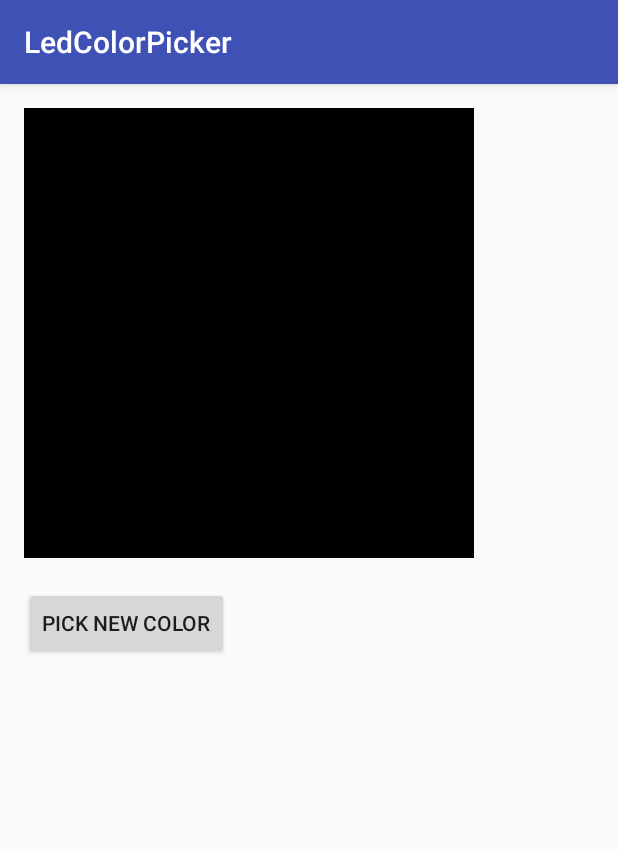
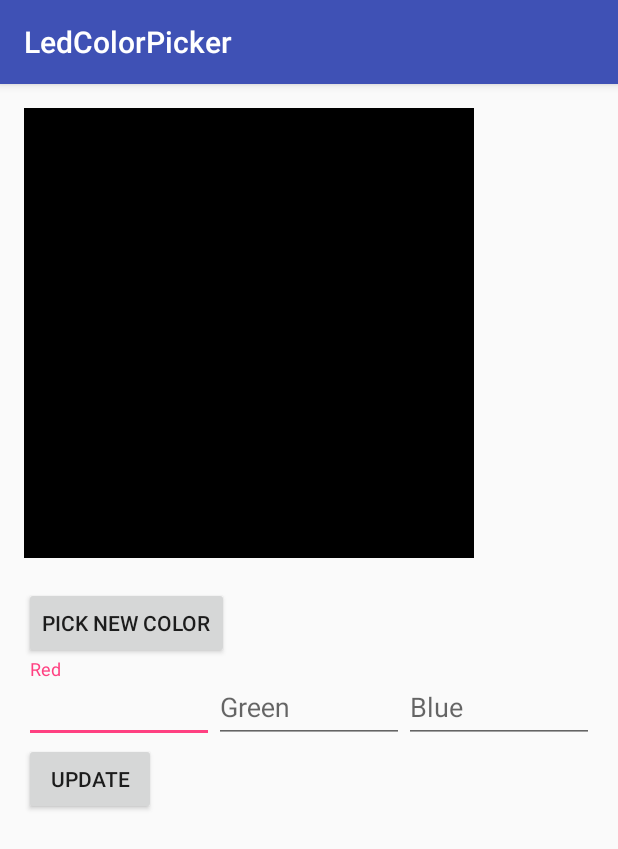
Before and after one commit to SomethingExplosiveApps/LedColorPicker, an Android app: the screen it shows after launch (LedColorPickerActivity), on a phone screen of 412 x 824 dp. Shown: the top 849 px of the screen. Run offline under Robolectric (Android 15) with nearby library versions, the phone set to English and light mode, and no system bars; libraries missing offline, so code that uses them is left out: com.pavelsikun.vintagechroma; 2 statements that could not run were skipped.

Commit message:
Adding edit texts to manually change RGB values.

```diff
--- a/mobile/build.gradle
+++ b/mobile/build.gradle
@@ -34,6 +34,7 @@ dependencies {
     compile fileTree(dir: 'libs', include: ['*.jar'])
     testCompile 'junit:junit:4.12'
     compile 'com.android.support:appcompat-v7:25.1.0'
+    compile 'com.android.support:design:25.1.0'
     compile 'com.pavelsikun:vintage-chroma:1.5'
     compile project(':shared')
 }
--- a/mobile/src/main/java/com/somexapps/ledcolorpicker/LedColorPickerActivity.java
+++ b/mobile/src/main/java/com/somexapps/ledcolorpicker/LedColorPickerActivity.java
@@ -2,9 +2,11 @@ package com.somexapps.ledcolorpicker;
 
 import android.content.Context;
 import android.content.SharedPreferences;
+import android.graphics.Color;
+import android.os.Bundle;
+import android.support.design.widget.TextInputEditText;
 import android.support.v7.app.AlertDialog;
 import android.support.v7.app.AppCompatActivity;
-import android.os.Bundle;
 import android.view.View;
 import android.widget.Button;
 import android.widget.TextView;
@@ -34,6 +36,11 @@ public class LedColorPickerActivity extends AppCompatActivity {
     private SolidColorApiService colorApiService;
     private AlertDialog errorUpdatingColorDialog;
 
+    private TextInputEditText redColorEditText;
+    private TextInputEditText greenColorEditText;
+    private TextInputEditText blueColorEditText;
+    private Button updateButton;
+
     @Override
     protected void onCreate(Bundle savedInstanceState) {
         super.onCreate(savedInstanceState);
@@ -57,8 +64,13 @@ public class LedColorPickerActivity extends AppCompatActivity {
         // Grab views and set click listeners
         currentColorTextView =
                 (TextView) findViewById(R.id.activity_led_color_picker_current_color_text);
-        Button updateColorButton =
+        Button pickNewColorButton =
                 (Button) findViewById(R.id.activity_led_color_picker_new_color_button);
+
+        redColorEditText = (TextInputEditText) findViewById(R.id.red_color_value_et);
+        greenColorEditText = (TextInputEditText) findViewById(R.id.green_color_value_et);
+        blueColorEditText = (TextInputEditText) findViewById(R.id.blue_color_value_et);
+        updateButton = (Button) findViewById(R.id.update_button_bt);
 
         preferences = getPreferences(Context.MODE_PRIVATE);
 
@@ -74,8 +86,17 @@ public class LedColorPickerActivity extends AppCompatActivity {
         // Update color on the tv
         sendColorToService(currentColor);
 
+        updateButton.setOnClickListener(view -> {
+            String hexFromRgb = ColorParser.rgbToHex(
+                    Integer.valueOf(redColorEditText.getText().toString()),
+                    Integer.valueOf(greenColorEditText.getText().toString()),
+                    Integer.valueOf(blueColorEditText.getText().toString())
+            );
+            sendColorToService(Color.parseColor(hexFromRgb));
+        });
+
         // Set up button click
-        updateColorButton.setOnClickListener(view -> new ChromaDialog.Builder()
+        pickNewColorButton.setOnClickListener(view -> new ChromaDialog.Builder()
                 .initialColor(currentColor)
                 .colorMode(ColorMode.RGB) // RGB, ARGB, HVS, CMYK, CMYK255, HSL
                 .indicatorMode(IndicatorMode.DECIMAL) //HEX or DECIMAL; Note that (HSV || HSL || CMYK) && IndicatorMode.HEX is a bad idea
@@ -103,7 +124,7 @@ public class LedColorPickerActivity extends AppCompatActivity {
                         public void onResponse(Call<JsonObject> call, Response<JsonObject> response) {
                             // do nothing
                             if (response.isSuccessful()) {
-                                updateColorUi(newColor, hexString);
+                                updateColorUi(newColor, hexString, rgbArray);
                             } else {
                                 errorUpdatingColorDialog.show();
                             }
@@ -117,7 +138,7 @@ public class LedColorPickerActivity extends AppCompatActivity {
         }
     }
 
-    private void updateColorUi(int newColor, String hexString) {
+    private void updateColorUi(int newColor, String hexString, int[] rgbArray) {
         // Update color
         currentColor = newColor;
 
@@ -129,6 +150,10 @@ public class LedColorPickerActivity extends AppCompatActivity {
                 )
         );
 
+        redColorEditText.setText(String.valueOf(rgbArray[0]));
+        greenColorEditText.setText(String.valueOf(rgbArray[1]));
+        blueColorEditText.setText(String.valueOf(rgbArray[2]));
+
         // Update color view
         currentColorView.setBackgroundColor(currentColor);
 
--- a/mobile/src/main/java/com/somexapps/ledcolorpicker/utils/ColorParser.java
+++ b/mobile/src/main/java/com/somexapps/ledcolorpicker/utils/ColorParser.java
@@ -35,4 +35,8 @@ public class ColorParser {
             return null;
         }
     }
+
+    public static String rgbToHex(int red, int green, int blue) {
+        return String.format("#%02x%02x%02x", red, green, blue);
+    }
 }
--- a/mobile/src/main/res/layout/activity_led_color_picker.xml
+++ b/mobile/src/main/res/layout/activity_led_color_picker.xml
@@ -28,4 +28,59 @@
         android:layout_height="wrap_content"
         android:text="@string/pick_new_color_button_text"/>
 
+    <LinearLayout
+        android:layout_width="match_parent"
+        android:layout_height="wrap_content"
+        android:orientation="horizontal"
+        android:weightSum="3"
+        android:baselineAligned="false">
+
+        <android.support.design.widget.TextInputLayout
+            android:layout_width="0dp"
+            android:layout_height="wrap_content"
+            android:layout_weight="1">
+
+            <android.support.design.widget.TextInputEditText
+                android:id="@+id/red_color_value_et"
+                android:layout_width="match_parent"
+                android:layout_height="wrap_content"
+                android:hint="@string/hint_red_color_value_et"/>
+
+        </android.support.design.widget.TextInputLayout>
+
+        <android.support.design.widget.TextInputLayout
+            android:layout_width="0dp"
+            android:layout_height="wrap_content"
+            android:layout_weight="1">
+
+            <android.support.design.widget.TextInputEditText
+                android:id="@+id/green_color_value_et"
+                android:layout_width="match_parent"
+                android:layout_height="wrap_content"
+                android:hint="@string/hint_green_color_value_et"/>
+
+        </android.support.design.widget.TextInputLayout>
+
+
+        <android.support.design.widget.TextInputLayout
+            android:layout_width="0dp"
+            android:layout_height="wrap_content"
+            android:layout_weight="1">
+
+            <android.support.design.widget.TextInputEditText
+                android:id="@+id/blue_color_value_et"
+                android:layout_width="match_parent"
+                android:layout_height="wrap_content"
+                android:hint="@string/hint_blue_color_value_et"/>
+
+        </android.support.design.widget.TextInputLayout>
+
+    </LinearLayout>
+
+    <Button
+        android:id="@+id/update_button_bt"
+        android:layout_width="wrap_content"
+        android:layout_height="wrap_content"
+        android:text="@string/update_button_text_bt"/>
+
 </LinearLayout>
--- a/mobile/src/main/res/values/strings.xml
+++ b/mobile/src/main/res/values/strings.xml
@@ -3,4 +3,8 @@
     <string name="current_color_header">Current color (HEX): %1$s</string>
     <string name="pick_new_color_button_text">Pick new color</string>
     <string name="error_sending_color_to_service_text">Error updating color, please retry.</string>
+    <string name="hint_red_color_value_et">Red</string>
+    <string name="hint_green_color_value_et">Green</string>
+    <string name="hint_blue_color_value_et">Blue</string>
+    <string name="update_button_text_bt">Update</string>
 </resources>
```
